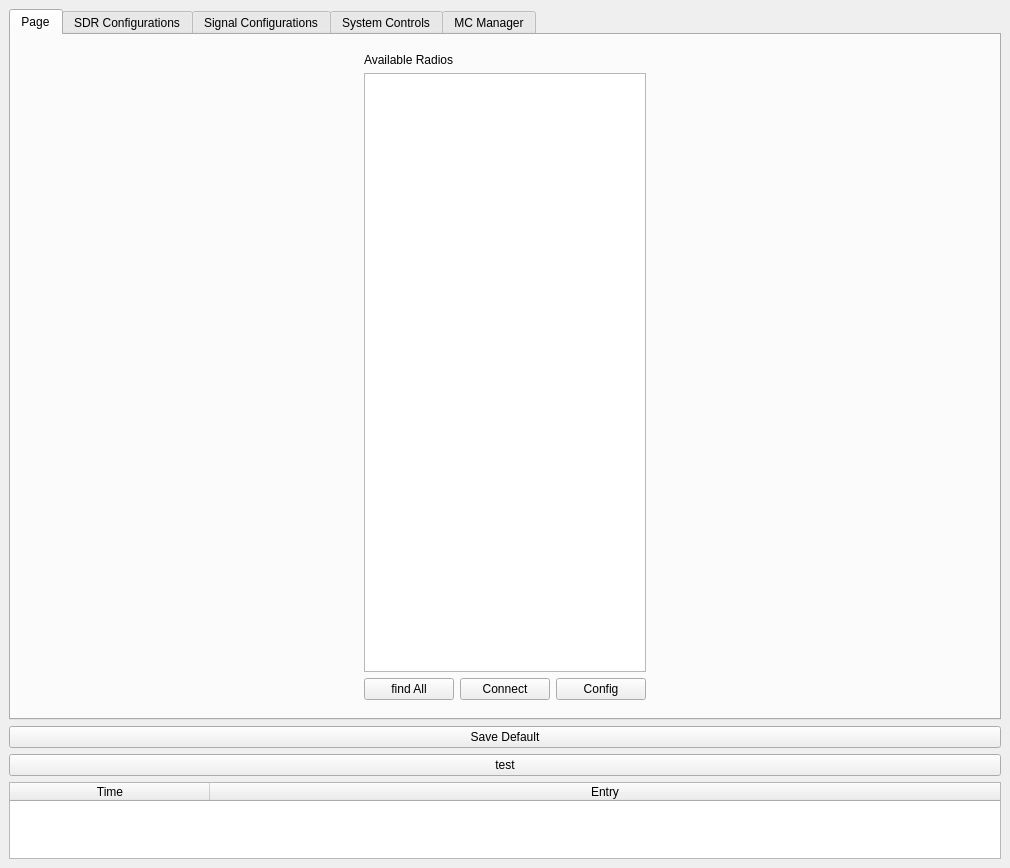
The window that caa_project/maingui.ui (jranstrom/usrp_caa_ui) describes before a commit, drawn with Qt 5.
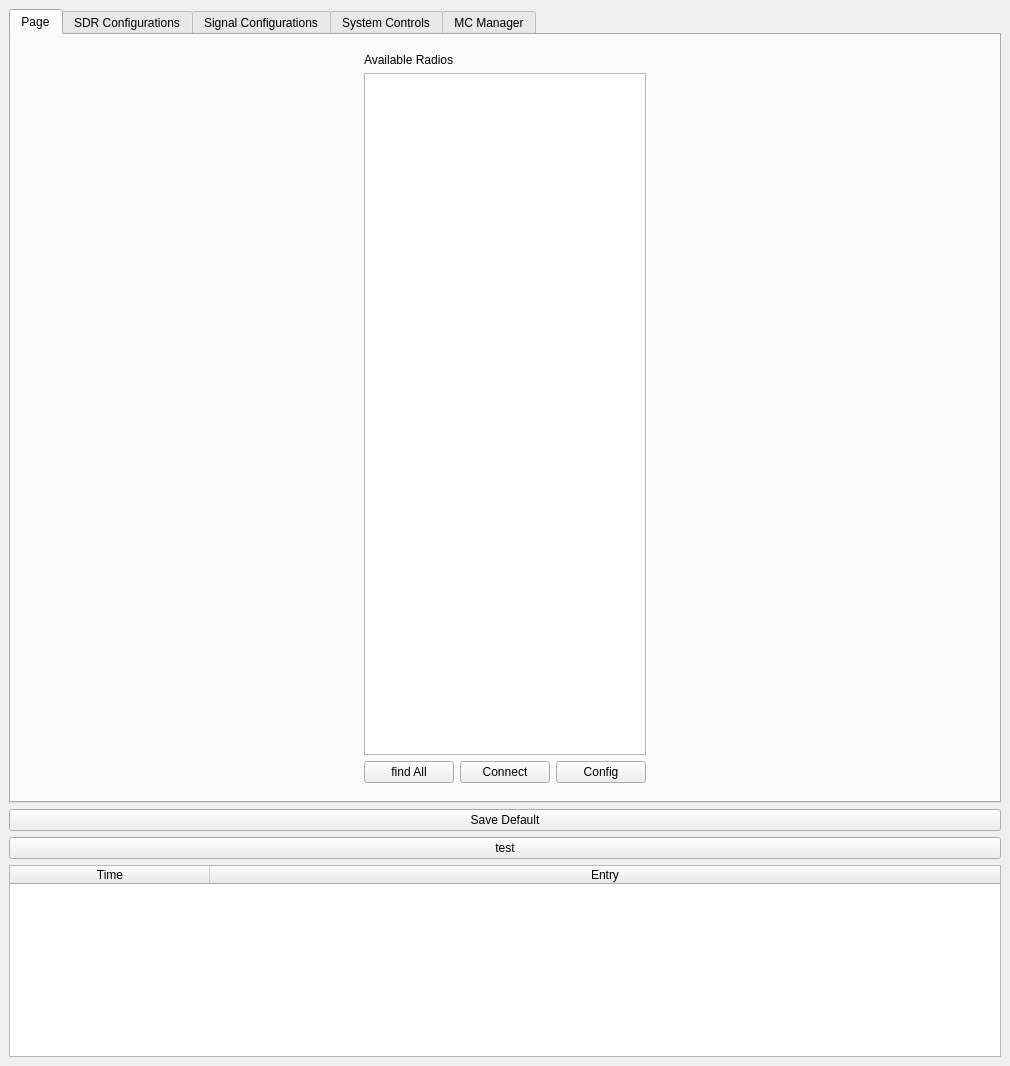
The same window after the commit. Custom widgets are drawn as their Qt base class.

What changed in the file:
```diff
--- a/caa_project/maingui.ui
+++ b/caa_project/maingui.ui
@@ -7,7 +7,7 @@
     <x>0</x>
     <y>0</y>
     <width>1010</width>
-    <height>868</height>
+    <height>1066</height>
    </rect>
   </property>
   <property name="sizePolicy">
```
Left out of the diff: 2 changed lines with no effect on the pictures.
